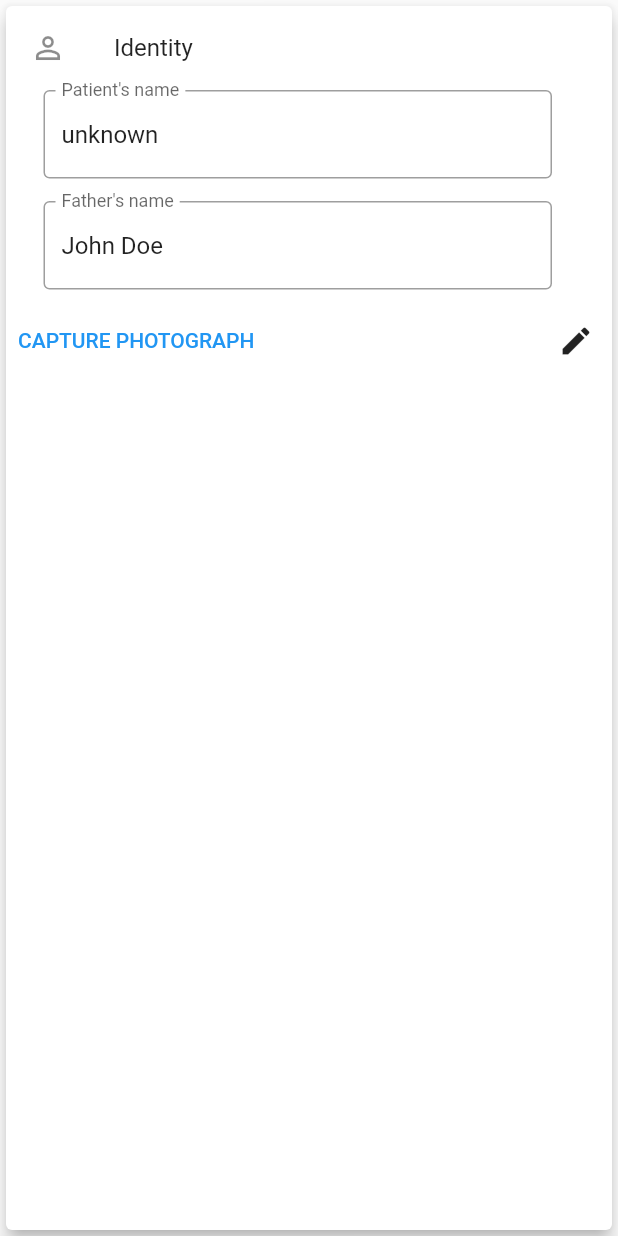
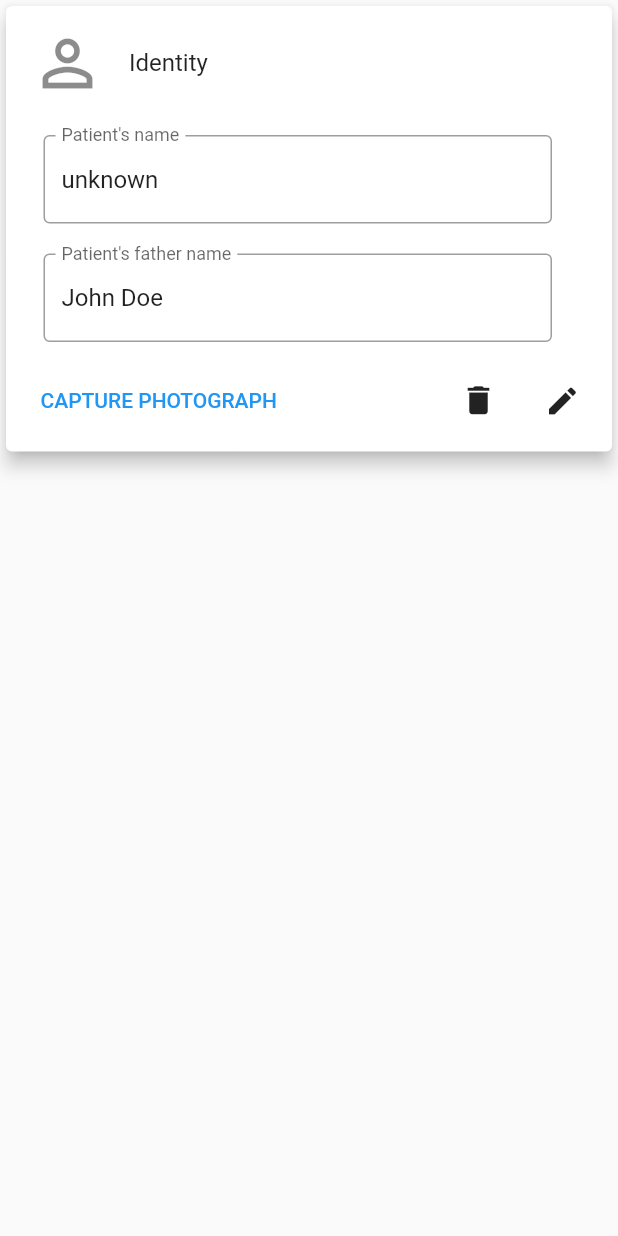
Before and after one commit to ksch-workflows/registration-desk-flutter, a Flutter app: the ContentCard widget shown alone on an empty page, opened directly, on a phone screen of 412 x 824 dp. Run offline on Flutter 3.47's test engine with Material 2 defaults, Android fonts, the light colour scheme and no system bars; our stand-ins replace bloc, equatable, flutter_bloc, get_it; missing offline and left inert: ksch_dart_client, mocktail.

Commit message:
Improve layout of content card

```diff
--- a/lib/widgets/content_card/content_card.dart
+++ b/lib/widgets/content_card/content_card.dart
@@ -1,26 +1,86 @@
 import 'package:flutter/material.dart';
-import 'package:registration_desk/widgets/info_table/info_table.dart';
+import '../info_table/info_table.dart';
 
-class ContentCard extends StatefulWidget {
-
+class ContentCard extends StatelessWidget {
   final List<Info> info;
 
   const ContentCard({required this.info, Key? key}) : super(key: key);
 
   @override
-  State<ContentCard> createState() => _ContentCardState();
+  Widget build(BuildContext context) {
+    return IntrinsicHeight(
+      child: Card(
+        elevation: 5,
+        child: Column(
+          crossAxisAlignment: CrossAxisAlignment.start,
+          children: [
+            const Padding(
+              padding: EdgeInsets.fromLTRB(0, 10, 10, 5),
+              child: ListTile(
+                leading: Icon(Icons.perm_identity, size: 50),
+                title: Text('Identity'),
+              ),
+            ),
+            _InfoTextFields(info: info),
+            Padding(
+              padding: const EdgeInsets.fromLTRB(15, 5, 5, 10),
+              child: Row(
+                mainAxisAlignment: MainAxisAlignment.spaceBetween,
+                children: [
+                  Row(
+                    children: [
+                      TextButton(
+                        onPressed: () => {},
+                        child: Text('CAPTURE PHOTOGRAPH'),
+                      ),
+                    ],
+                  ),
+                  Row(
+                    children: [
+                      Padding(
+                        padding: const EdgeInsets.fromLTRB(4, 0, 4, 0),
+                        child: IconButton(
+                          icon: const Icon(Icons.delete, size: 25),
+                          onPressed: () {},
+                        ),
+                      ),
+                      Padding(
+                        padding: const EdgeInsets.fromLTRB(4, 0, 4, 0),
+                        child: IconButton(
+                          icon: const Icon(
+                            Icons.edit,
+                            size: 24,
+                          ),
+                          onPressed: () {},
+                        ),
+                      ),
+                    ],
+                  )
+                ],
+              ),
+            ),
+          ],
+        ),
+      ),
+    );
+  }
 }
 
-class _ContentCardState extends State<ContentCard> {
+class _InfoTextFields extends StatefulWidget {
+  final List<Info> info;
 
+  const _InfoTextFields({required this.info, Key? key}) : super(key: key);
+
+  @override
+  _InfoTextFieldsState createState() => _InfoTextFieldsState();
+}
+
+class _InfoTextFieldsState extends State<_InfoTextFields> {
+  List<TextField> infoTextFields = [];
   List<TextEditingController> infoTextControllers = [];
-
-  late TextEditingController patientNameController;
-  late TextEditingController patientFatherNameController;
 
   @override
   void initState() {
-
     for (var i in widget.info) {
       var c = TextEditingController();
       if (i.value != null) {
@@ -29,6 +89,15 @@ class _ContentCardState extends State<ContentCard> {
         c.text = 'unknown';
       }
       infoTextControllers.add(c);
+      var f = TextField(
+        readOnly: true,
+        controller: c,
+        decoration: InputDecoration(
+          labelText: i.key,
+          border: const OutlineInputBorder(),
+        ),
+      );
+      infoTextFields.add(f);
     }
     super.initState();
   }
@@ -43,68 +112,19 @@ class _ContentCardState extends State<ContentCard> {
 
   @override
   Widget build(BuildContext context) {
-    return Card(
-      elevation: 5,
-      child: Column(
-        crossAxisAlignment: CrossAxisAlignment.start,
-        children: [
-          const ListTile(
-            leading: const Icon(Icons.perm_identity),
-            title: Text('Identity'),
-          ),
-          Padding(
-            padding: const EdgeInsets.fromLTRB(25, 0, 40, 10),
-            child: Column(
-              children: [
-                Column(
-                  children: [
-                    TextField(
-                      readOnly: true,
-                      controller: infoTextControllers[0],
-                      decoration: const InputDecoration(
-                        labelText: "Patient's name",
-                        border: OutlineInputBorder(),
-                      ),
-                    ),
-                    const SizedBox(
-                      height: 15,
-                    ),
-                    TextFormField(
-                      readOnly: true,
-                      controller: infoTextControllers[1],
-                      decoration: const InputDecoration(
-                        labelText: "Father's name",
-                        border: OutlineInputBorder(),
-                      ),
-                    ),
-                  ],
-                ),
-              ],
-            ),
-          ),
-          Row(
-            mainAxisAlignment: MainAxisAlignment.spaceBetween,
-            children: [
-              Row(
-                children: [
-                  TextButton(
-                    onPressed: () => {},
-                    child: Text('CAPTURE PHOTOGRAPH'),
-                  ),
-                ],
-              ),
-              Row(
-                children: [
-                  IconButton(
-                    icon: const Icon(Icons.edit),
-                    onPressed: () {},
-                  ),
-                ],
-              )
-            ],
-          ),
-        ],
-      ),
+    if (infoTextFields.isEmpty) {
+      return Container();
+    }
+    var children = <Widget>[];
+    for (var i = 0; i < infoTextFields.length; i++) {
+      children.add(infoTextFields[i]);
+      if (i + 1 < infoTextFields.length) {
+        children.add(const SizedBox(height: 20));
+      }
+    }
+    return Padding(
+      padding: const EdgeInsets.fromLTRB(25, 15, 40, 10),
+      child: Column(children: children),
     );
   }
 }
--- a/lib/widgets/content_card/test_bench.dart
+++ b/lib/widgets/content_card/test_bench.dart
@@ -12,10 +12,13 @@ void main() {
       pageSize: Size(1500, 800),
       child: Container(child: Padding(
         padding: const EdgeInsets.all(30.0),
-        child: ContentCard(info : [
-          Info(key: 'Patient\'s name', value: null),
-          Info(key: 'Patient\'s father name', value: 'John Doe'),
-        ]),
+        child: Align(
+          alignment: Alignment.topCenter,
+          child: ContentCard(info : [
+            Info(key: 'Patient\'s name', value: null),
+            Info(key: 'Patient\'s father name', value: 'John Doe'),
+          ]),
+        ),
       )),
     ),
   );
```
